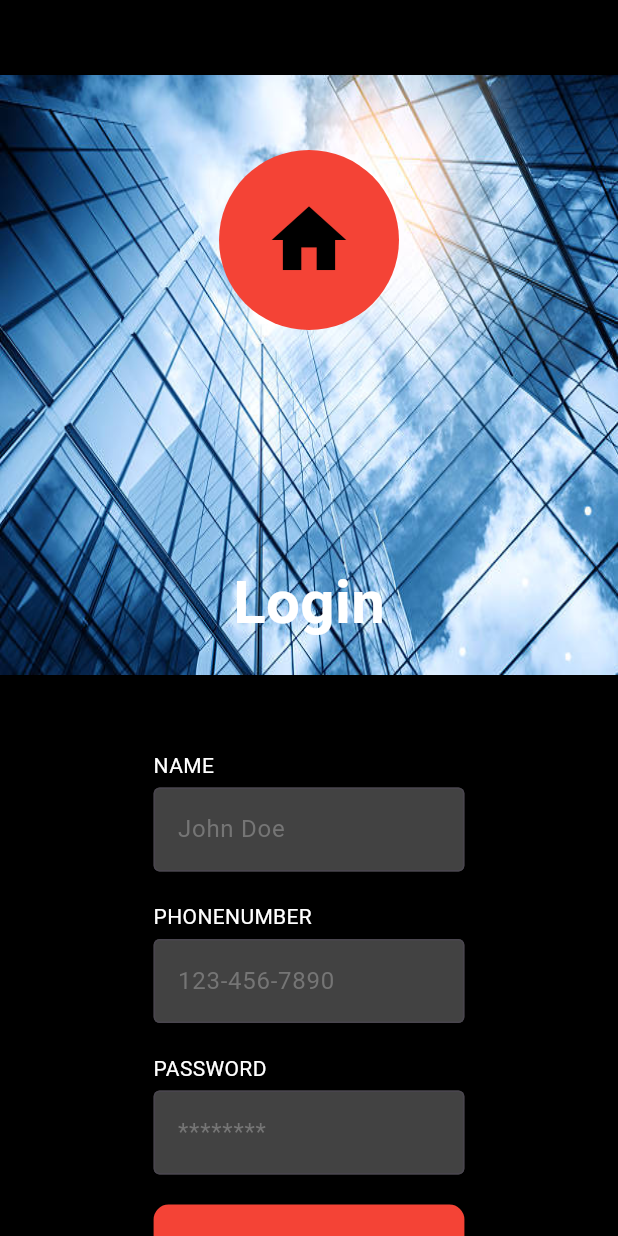
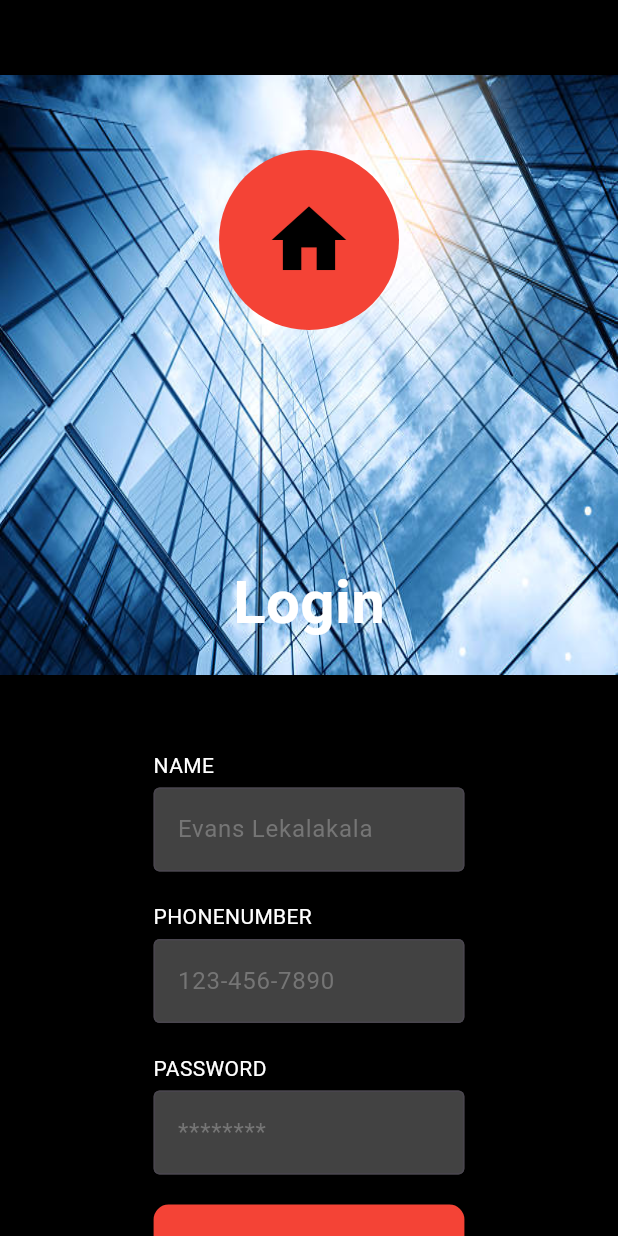
Before and after one commit to nkosi-ncube/rentalharmony, a Flutter app: the screen it shows after launch, on a phone screen of 412 x 824 dp. Run offline on Flutter 3.47's test engine with Material 3 defaults, Android fonts, the phone set to English and light mode, and no system bars.

Commit message:
latest apk build

```diff
--- a/lib/login_screen.dart
+++ b/lib/login_screen.dart
@@ -84,7 +84,7 @@ class _LoginScreenState extends State<LoginScreen> {
                 children: <Widget>[
                   _buildInputField(
                     label: "NAME",
-                    hintText: "John Doe",
+                    hintText: "Evans Lekalakala",
                   ),
                   const SizedBox(height: 20),
                   _buildInputField(
```
Also changed, not shown: 4 other files.
